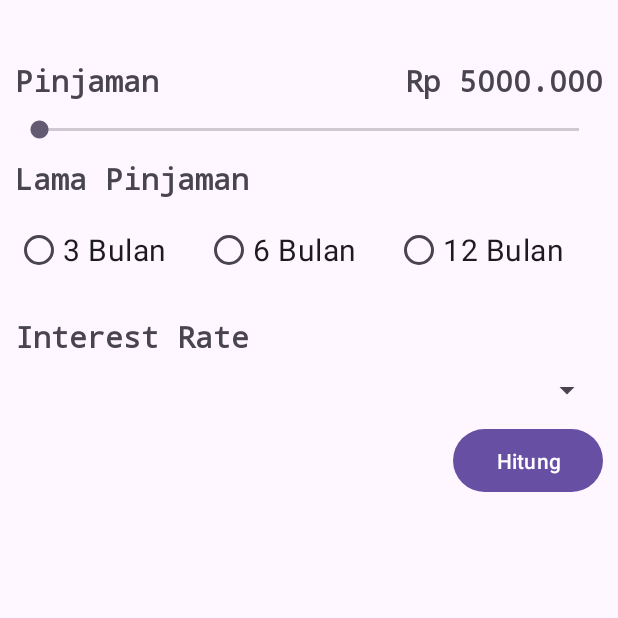
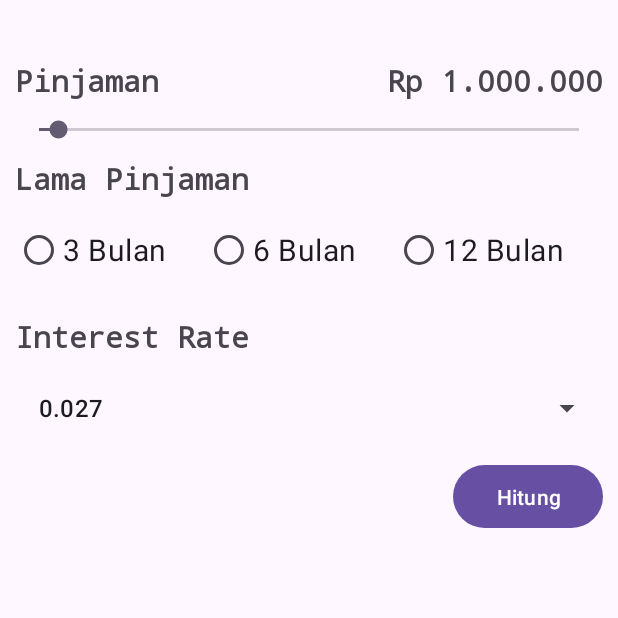
Before and after one commit to popeflin/RockPaperScissorBCAF, an Android app: the screen it shows after launch (SimulasiCicilan), on a phone screen of 412 x 824 dp, the top half of it. Run offline under Robolectric (Android 15) with nearby library versions, the phone set to English and light mode, and no system bars.

Commit message:
add Simulasi Cicilan Hitungan

```diff
--- a/app/src/main/java/com/dewabrata/myapplication/SimulasiCicilan.kt
+++ b/app/src/main/java/com/dewabrata/myapplication/SimulasiCicilan.kt
@@ -2,10 +2,74 @@ package com.dewabrata.myapplication
 
 import androidx.appcompat.app.AppCompatActivity
 import android.os.Bundle
+import android.view.View
+import android.widget.ArrayAdapter
+import android.widget.RadioGroup
+import android.widget.SeekBar
+import android.widget.SeekBar.OnSeekBarChangeListener
+import android.widget.Spinner
+import android.widget.TextView
+import android.widget.Toast
+import com.google.android.material.slider.Slider.OnChangeListener
 
 class SimulasiCicilan : AppCompatActivity() {
+
+    lateinit var jmlUang : SeekBar
+    lateinit var txtPinjaman : TextView
+    lateinit var interestArray : Array<Double>
+
+    lateinit var  lstInterest : Spinner
+    lateinit var  grpTenor : RadioGroup
+
     override fun onCreate(savedInstanceState: Bundle?) {
         super.onCreate(savedInstanceState)
         setContentView(R.layout.activity_simulasi_cicilan)
+
+        jmlUang = findViewById(R.id.jmlUang)
+        txtPinjaman = findViewById(R.id.txtPinjaman)
+        lstInterest = findViewById(R.id.lstBunga)
+
+        grpTenor = findViewById(R.id.grpTenor)
+
+        setupSpinnerInterest()
+
+
+        jmlUang.setOnSeekBarChangeListener( object :SeekBar.OnSeekBarChangeListener {
+            override fun onProgressChanged(p0: SeekBar?, p1: Int, p2: Boolean) {
+                val jumlahUang = (p1 +1) * 1000000
+                txtPinjaman.text = "Rp $jumlahUang"
+            }
+
+            override fun onStartTrackingTouch(p0: SeekBar?) {
+            }
+
+            override fun onStopTrackingTouch(p0: SeekBar?) {
+            }
+        })
+    }
+
+    fun setupSpinnerInterest () {
+        interestArray  = arrayOf(0.027 , 0.003)
+        val adapter = ArrayAdapter(this, android.R.layout.simple_list_item_1, interestArray)
+        lstInterest.adapter = adapter
+    }
+
+
+    fun hitungCicilan (view : View){
+        val jumlahUang = (jmlUang.progress + 1 ) * 1000000
+        val tenor = grpTenor.checkedRadioButtonId
+        var nilaiTenor = 0
+
+        when(tenor) {
+            R.id.radioButton -> nilaiTenor = 3
+            R.id.radioButton2 -> nilaiTenor = 6
+            R.id.radioButton3 -> nilaiTenor = 12
+        }
+
+        val selectedBunga = interestArray[lstInterest.selectedItemPosition]
+
+        val r = selectedBunga
+        var cicilan = jumlahUang * r / (1 - Math.pow((1+r),-tenor.toDouble()))
+        Toast.makeText(this,"Cicilanya adalah $cicilan",Toast.LENGTH_LONG).show()
     }
 }
--- a/app/src/main/res/layout/activity_simulasi_cicilan.xml
+++ b/app/src/main/res/layout/activity_simulasi_cicilan.xml
@@ -40,16 +40,18 @@
                 android:layout_marginTop="30dp"
                 android:layout_marginBottom="10dp"
                 android:fontFamily="monospace"
-                android:text="Rp 5000.000"
+                android:text="Rp 1.000.000"
                 android:textSize="20sp"
                 android:textStyle="bold" />
         </LinearLayout>
 
         <SeekBar
-        android:id="@+id/jmlUang"
-        android:layout_width="match_parent"
-        android:layout_height="wrap_content"
-        android:layout_marginBottom="10dp" />
+            android:id="@+id/jmlUang"
+            android:layout_width="match_parent"
+            android:layout_height="wrap_content"
+            android:layout_marginBottom="10dp"
+            android:max="29"
+            android:progress="1" />
 
     <TextView
         android:id="@+id/textView7"
@@ -128,6 +130,7 @@
             android:id="@+id/btnHitung"
             android:layout_width="100dp"
             android:layout_height="50dp"
+            android:onClick="hitungCicilan"
             android:text="Hitung" />
     </LinearLayout>
     </LinearLayout>
```
